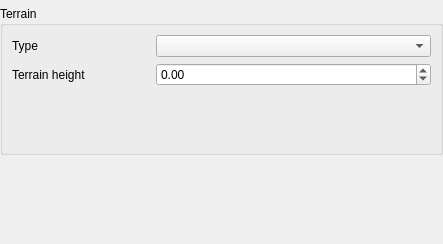
Above: src/ui/qgsprojectelevationsettingswidgetbase.ui from carsmie/QGIS before the change. Below: the same form after it.
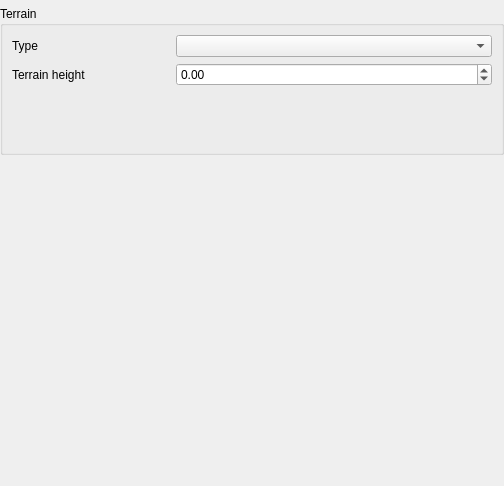
That is the form after the change. Custom widgets are drawn as their Qt base class.

Diff of the .ui file:
```diff
--- a/src/ui/qgsprojectelevationsettingswidgetbase.ui
+++ b/src/ui/qgsprojectelevationsettingswidgetbase.ui
@@ -6,14 +6,14 @@
    <rect>
     <x>0</x>
     <y>0</y>
-    <width>443</width>
-    <height>244</height>
+    <width>504</width>
+    <height>486</height>
    </rect>
   </property>
   <property name="windowTitle">
    <string>Project Elevation Settings</string>
   </property>
-  <layout class="QVBoxLayout" name="verticalLayout" stretch="0,0,1">
+  <layout class="QVBoxLayout" name="verticalLayout" stretch="0,0,0,1">
    <property name="leftMargin">
     <number>0</number>
    </property>
@@ -215,6 +215,9 @@
      </layout>
     </widget>
    </item>
+   <item>
+    <layout class="QVBoxLayout" name="mElevationShadingSettingsLayout"/>
+   </item>
    <item>
     <spacer name="verticalSpacer">
      <property name="orientation">
```
